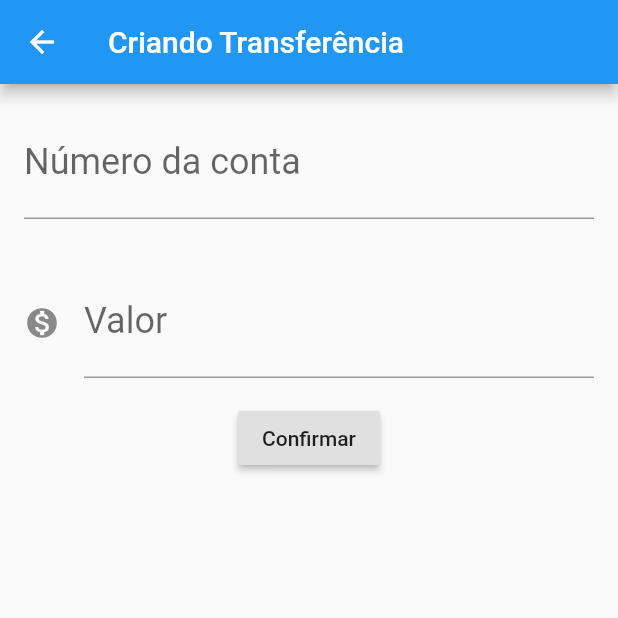
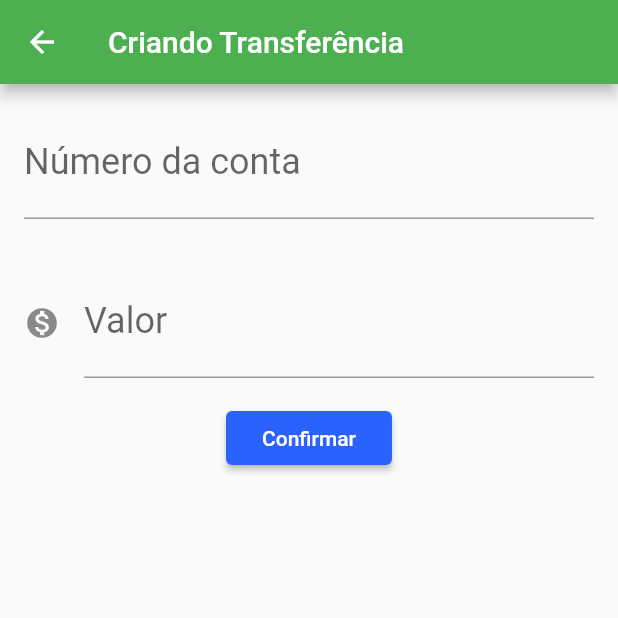
Before and after one commit to henriquecrono/alura-bytebank, a Flutter app: the screen it shows after launch, after a tap on the "add" icon, on a phone screen of 412 x 824 dp, the top half of it. Run offline on Flutter 3.47's test engine with Material 2 defaults, Android fonts, the phone set to English and light mode, and no system bars.

Commit message:
set theme data; using const in static strings; remove prints and snackBar; TransfersList and TransferForm to Stateful

```diff
--- a/lib/main.dart
+++ b/lib/main.dart
@@ -5,13 +5,21 @@ import 'package:bytebank/screens/transferencia/list.dart';
 void main() => runApp(ByteBank());
 
 class ByteBank extends StatelessWidget {
+  static const _appName = 'ByteBank';
+
   @override
   Widget build(BuildContext context) {
     return MaterialApp(
       debugShowCheckedModeBanner: false,
-      title: 'ByteBank',
+      title: _appName,
       theme: ThemeData(
-        primarySwatch: Colors.blue,
+        primarySwatch: Colors.green,
+        // brightness: Brightness.dark,
+        accentColor: Colors.blueAccent[700],
+        buttonTheme: ButtonThemeData(
+          buttonColor: Colors.blueAccent[700],
+          textTheme: ButtonTextTheme.primary,
+        ),
       ),
       home: TransfersList(),
     );
--- a/lib/screens/transferencia/form.dart
+++ b/lib/screens/transferencia/form.dart
@@ -3,36 +3,54 @@ import 'package:flutter/material.dart';
 import 'package:bytebank/components/editor.dart';
 import 'package:bytebank/models/transfer.dart';
 
-class TransferForm extends StatelessWidget {
+class TransferForm extends StatefulWidget {
+  @override
+  _TransferFormState createState() => _TransferFormState();
+}
+
+class _TransferFormState extends State<TransferForm> {
   final TextEditingController _accountNumberFieldController =
       TextEditingController();
+
   final TextEditingController _amountFieldController = TextEditingController();
 
-  final globalKey = GlobalKey<ScaffoldState>();
+  // final globalKey = GlobalKey<ScaffoldState>();
+
+  static const _appBarTitle = 'Criando Transferência';
+
+  static const _labelAccountNumber = 'Número da conta';
+  static const _hintAccountNumber = '0000';
+
+  static const _labelAmount = 'Valor';
+  static const _hintAmount = '0.00';
+
+  static const _txtConfirmButton = 'Confirmar';
 
   @override
   Widget build(BuildContext context) {
     return Scaffold(
-      key: globalKey,
+      // key: globalKey,
       appBar: AppBar(
-        title: Text('Criando Transferência'),
+        title: Text(_appBarTitle),
       ),
-      body: Column(
+      body: SingleChildScrollView(
+        child: Column(
           children: <Widget>[
             Editor(
                 controller: _accountNumberFieldController,
-              label: "Número da conta",
-              hint: "0000"),
+                label: _labelAccountNumber,
+                hint: _hintAccountNumber),
             Editor(
                 controller: _amountFieldController,
-              label: "Valor",
-              hint: "0.00",
+                label: _labelAmount,
+                hint: _hintAmount,
                 icon: Icons.monetization_on),
             RaisedButton(
-            child: Text('Confirmar'),
+              child: Text(_txtConfirmButton),
               onPressed: () => _createTransfer(context),
             )
           ],
+        ),
       ),
     );
   }
@@ -43,11 +61,11 @@ class TransferForm extends StatelessWidget {
 
     if (accountNumber != null && amount != null) {
       final createdTransfer = Transfer(amount, accountNumber);
-      final snackBar = SnackBar(
-        content: Text('$createdTransfer'),
-        duration: Duration(milliseconds: 1000),
-      );
-      globalKey.currentState.showSnackBar(snackBar);
+      // final snackBar = SnackBar(
+      //   content: Text('$createdTransfer'),
+      //   duration: Duration(milliseconds: 1000),
+      // );
+      // globalKey.currentState.showSnackBar(snackBar);
 
       Navigator.pop(context, createdTransfer);
     }
```
Also changed, not shown: lib/screens/transferencia/list.dart (+18 -7 lines), 1 other file. Lines whose indentation alone changed are shown as unchanged.
